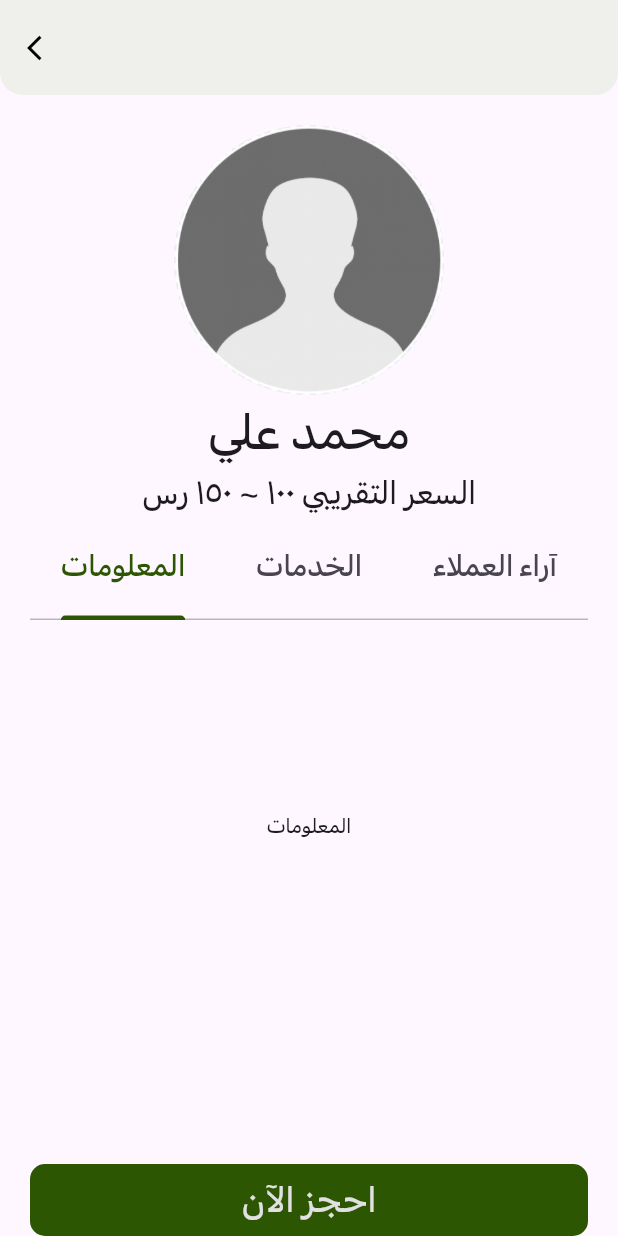
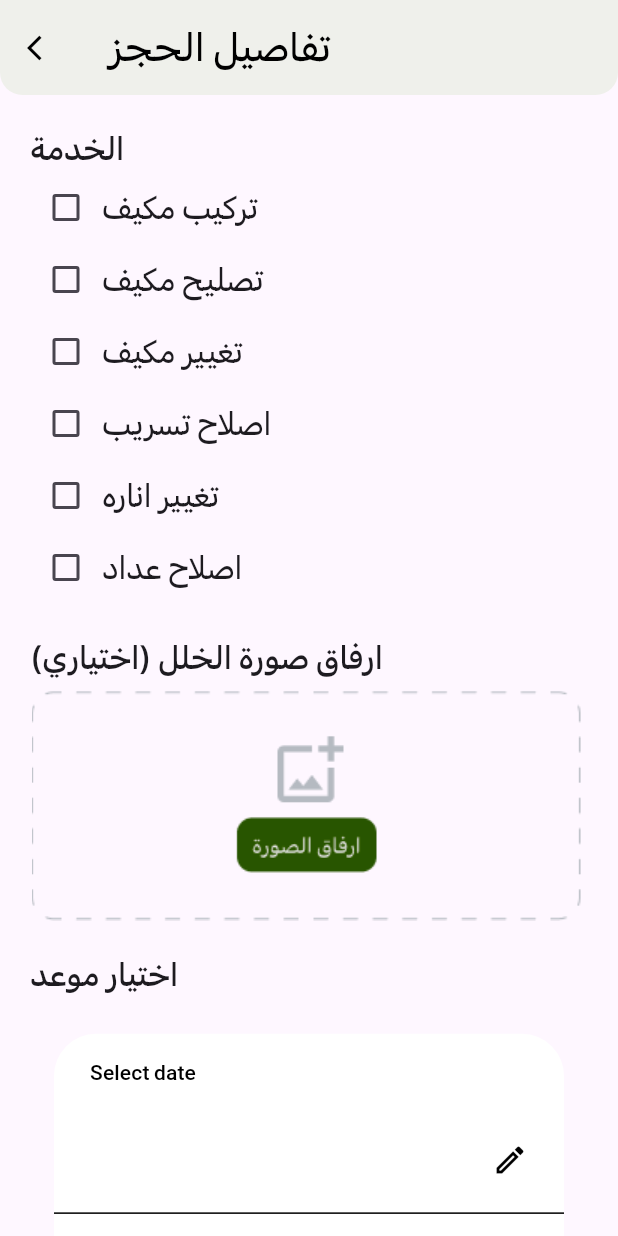
Before and after one commit to Raff22/final_bootcamp, a Flutter app: the screen it shows after launch, after a tap on the "arrow back ios" icon, on a phone screen of 412 x 824 dp. Run offline on Flutter 3.47's test engine with Material 3 defaults, Android fonts, the phone set to English and light mode, and no system bars; our stand-ins replace easy_localization.

Commit message:
booking details done

```diff
--- /dev/null
+++ b/fazzah_user/lib/app_data/static_data.dart
@@ -0,0 +1,21 @@
+List<String> services = [
+  "تركيب مكيف",
+  "تصليح مكيف",
+  "تغيير مكيف",
+  "اصلاح تسريب",
+  "تغيير اناره",
+  "اصلاح عداد"
+];
+
+List<String> hours = [
+  "١٠ صباحا",
+  "١١ صباحا",
+  "١٢ مساءًا",
+  "١ مساءًا",
+  "٢ مساءًا",
+  "٣ مساءًا",
+  "٤ مساءًا",
+  "٥ مساءًا",
+  "٦ مساءًا",
+  "٧ مساءًا"
+];
--- a/fazzah_user/lib/main.dart
+++ b/fazzah_user/lib/main.dart
@@ -1,4 +1,5 @@
 import 'package:easy_localization/easy_localization.dart';
+import 'package:fazzah_user/views/booking_views/booking_details_view.dart';
 import 'package:fazzah_user/views/booking_views/provider_view_screen.dart';
 import 'package:flutter/material.dart';
 
@@ -27,6 +28,6 @@ class MainApp extends StatelessWidget {
         localizationsDelegates: context.localizationDelegates,
         supportedLocales: context.supportedLocales,
         locale: context.locale,
-        home: const ProviderViewScreen());
+        home: const BookingDetailsView());
   }
 }
--- /dev/null
+++ b/fazzah_user/lib/views/booking_views/booking_details_view.dart
@@ -0,0 +1,159 @@
+import 'package:fazzah_user/app_data/static_data.dart';
+import 'package:fazzah_user/constant/color.dart';
+import 'package:fazzah_user/constant/layout.dart';
+import 'package:fazzah_user/global/global_widget/container_widget.dart';
+import 'package:fazzah_user/global/global_widget/text_widget.dart';
+import 'package:fazzah_user/utils/extentions/size_extentions.dart';
+import 'package:fazzah_user/utils/helpers/appbar_creator.dart';
+import 'package:flutter/material.dart';
+
+class BookingDetailsView extends StatelessWidget {
+  const BookingDetailsView({super.key});
+
+  @override
+  Widget build(BuildContext context) {
+    return Scaffold(
+      appBar: createAppBar(
+          title: "تفاصيل الحجز",
+          context: context,
+          leading: IconButton(
+              onPressed: () {},
+              icon: const Icon(Icons.arrow_back_ios, size: 20, color: black))),
+      body: Padding(
+        padding: const EdgeInsets.symmetric(horizontal: 20.0),
+        child: ListView(
+          children: [
+            height20,
+            const TextWidget(
+              text: "الخدمة",
+              textSize: 22,
+              textFontWeight: FontWeight.w500,
+            ),
+            Wrap(
+                children: List.generate(services.length,
+                    (index) => ServiceCheckBox(serviceName: services[index]))),
+            height20,
+            const TextWidget(
+              text: "ارفاق صورة الخلل (اختياري)",
+              textSize: 22,
+              textFontWeight: FontWeight.w500,
+            ),
+            Image.asset('assets/images/empty_image.png'),
+            height20,
+            const TextWidget(
+              text: "اختيار موعد",
+              textSize: 22,
+              textFontWeight: FontWeight.w500,
+            ),
+            Theme(
+              data: Theme.of(context).copyWith(
+                  colorScheme: const ColorScheme.light(
+                    shadow: grey,
+                    primary: coldGreen, // <-- SEE HERE
+                    onPrimary: black, // <-- SEE HERE
+                    onSurface: black, // <-- SEE HERE
+                  ),
+                  textButtonTheme: TextButtonThemeData(
+                    style: TextButton.styleFrom(
+                      foregroundColor: black, // button text color
+                    ),
+                  )),
+              child: DatePickerDialog(
+                  firstDate: DateTime.timestamp(), lastDate: DateTime(2055)),
+            ),
+            SizedBox(
+              width: context.getWidth(),
+              child: SingleChildScrollView(
+                scrollDirection: Axis.horizontal,
+                child: Row(
+                    children: List.generate(
+                        hours.length,
+                        (index) => HourWidget(
+                            hour: hours[index],
+                            isAvailable: (index % 3 == 0)))),
+              ),
+            ),
+            height20,
+            const TextWidget(
+              text: "تحديد الموقع",
+              textSize: 22,
+              textFontWeight: FontWeight.w500,
+            ),
+            Image.asset('assets/images/empty_image.png'),
+            height20,
+            const TextWidget(
+              text: "قيمة اليد العاملة",
+              textSize: 22,
+              textFontWeight: FontWeight.w500,
+            ),
+            Image.asset('assets/images/empty_image.png'),
+            height20,
+            ContainerWidget(
+                contanierBorderRadius: 10,
+                containerWidth: context.getWidth(),
+                containerHeight: 48,
+                containerColor: green,
+                onPressed: () {},
+                child: const Center(
+                    child: TextWidget(
+                  text: "تأكيد الحجز",
+                  textSize: 25,
+                  textColor: lightGrey,
+                ))),
+          ],
+        ),
+      ),
+    );
+  }
+}
+
+class HourWidget extends StatelessWidget {
+  const HourWidget({
+    super.key,
+    required this.isAvailable,
+    required this.hour,
+  });
+  final bool isAvailable;
+  final String hour;
+
+  @override
+  Widget build(BuildContext context) {
+    return Padding(
+      padding: const EdgeInsets.all(8.0),
+      child: InkWell(
+        child: ClipRRect(
+          borderRadius: BorderRadius.circular(10),
+          child: Container(
+              padding: const EdgeInsets.all(7),
+              color: isAvailable ? lightGreen : grey,
+              child: TextWidget(text: hour, textSize: 20)),
+        ),
+      ),
+    );
+  }
+}
+
+class ServiceCheckBox extends StatelessWidget {
+  const ServiceCheckBox({
+    super.key,
+    required this.serviceName,
+  });
+  final String serviceName;
+
+  @override
+  Widget build(BuildContext context) {
+    return Row(
+      children: [
+        Checkbox(
+            value: false,
+            onChanged: (value) {
+              value = !value!;
+            }),
+        TextWidget(
+          text: serviceName,
+          textSize: 22,
+        ),
+      ],
+    );
+  }
+}
```
Also changed, not shown: fazzah_user/assets/images/empty_image.png (added).
